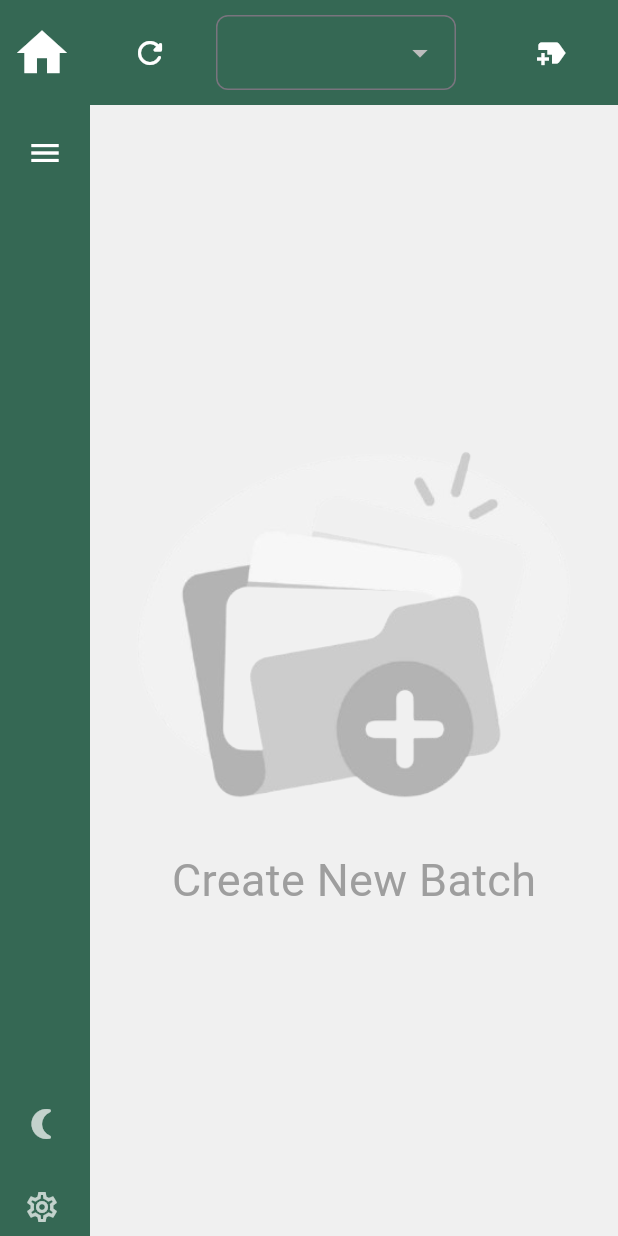
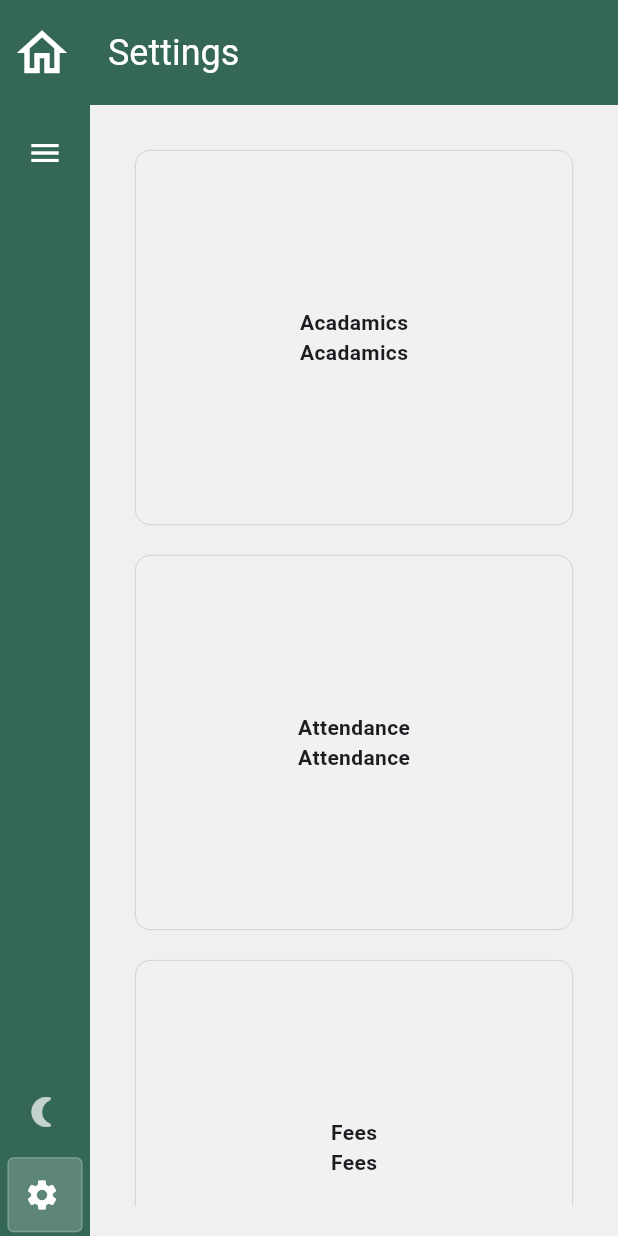
Before and after one commit to AswinKalathil/one-zero-sms, a Flutter app: the screen it shows after launch, after a tap on the "menu" icon, after a tap on the "menu open" icon, after a tap on the "settings" icon, on a phone screen of 412 x 824 dp. Run offline on Flutter 3.47's test engine with Material 3 defaults, Android fonts, the phone set to English and light mode, and no system bars; our stand-ins replace flutter_screenutil, sqflite_common_ffi, stroke_text, syncfusion_flutter_charts; missing offline and left inert: flutter_radar_chart, mysql1; accounts and stored records are empty; Roboto replaces fonts that are missing (Revue, revue).

Commit message:
fixed side bar issues, added settings

```diff
--- a/lib/constants.dart
+++ b/lib/constants.dart
@@ -501,30 +501,29 @@ List<Map<String, Object>> streamSubjectDataList = [
   {'stream_id': 16, 'subject_id': 63},
 ];
 
-String createQuery = '''
-  CREATE TABLE IF NOT EXISTS class_table (
-  id INTEGER AUTO_INCREMENT PRIMARY KEY ,
+String createQuery = '''  CREATE TABLE IF NOT EXISTS class_table (
+  id INTEGER PRIMARY KEY AUTOINCREMENT,
   class_name VARCHAR(32) NOT NULL,
   academic_year VARCHAR(32) NOT NULL,
   section VARCHAR(32) NOT NULL
 );
 
 CREATE TABLE IF NOT EXISTS stream_table (
-  id INTEGER AUTO_INCREMENT PRIMARY KEY ,
+  id INTEGER PRIMARY KEY AUTOINCREMENT,
   stream_name VARCHAR(32) NOT NULL,
   class_id INTEGER,
   FOREIGN KEY (class_id) REFERENCES class_table(id) ON DELETE CASCADE
 );
 
 CREATE TABLE IF NOT EXISTS subject_table (
-  id INTEGER AUTO_INCREMENT PRIMARY KEY ,
+  id INTEGER PRIMARY KEY AUTOINCREMENT,
   subject_name VARCHAR(32) NOT NULL,
   class_id INTEGER,
   FOREIGN KEY (class_id) REFERENCES class_table(id) ON DELETE CASCADE
 );
 
 CREATE TABLE IF NOT EXISTS stream_subjects_table (
-  id INTEGER AUTO_INCREMENT PRIMARY KEY ,
+  id INTEGER PRIMARY KEY AUTOINCREMENT,
   stream_id INTEGER,
   subject_id INTEGER,
   FOREIGN KEY (stream_id) REFERENCES stream_table(id) ON DELETE CASCADE,
@@ -532,7 +531,7 @@ String createQuery = '''
 );
 
 CREATE TABLE IF NOT EXISTS student_table (
-  id INTEGER PRIMARY KEY ,
+  id INTEGER PRIMARY KEY AUTOINCREMENT,
   student_name VARCHAR(32) NOT NULL,
   photo_id VARCHAR(32),
   parent_phone VARCHAR(32),
@@ -543,7 +542,7 @@ String createQuery = '''
 );
 
 CREATE TABLE IF NOT EXISTS test_table (
-  id INTEGER PRIMARY KEY ,
+  id INTEGER PRIMARY KEY AUTOINCREMENT,
   subject_id INTEGER,
   topic VARCHAR(32),
   max_mark INTEGER,
@@ -552,7 +551,7 @@ String createQuery = '''
 );
 
 CREATE TABLE IF NOT EXISTS test_score_table (
-  id INTEGER PRIMARY KEY AUTO_INCREMENT,
+  id INTEGER PRIMARY KEY AUTOINCREMENT,
   score INTEGER,
   student_id INTEGER,
   test_id INTEGER,
@@ -560,7 +559,7 @@ String createQuery = '''
   FOREIGN KEY (test_id) REFERENCES test_table(id) ON DELETE CASCADE
 );
 
-CREATE VIEW student_grade_view AS
+CREATE VIEW IF NOT EXISTS student_grade_view AS
 SELECT
   s.id AS student_id,
   s.student_name,
@@ -577,7 +576,4 @@ LEFT JOIN class_table c ON st.class_id = c.id
 LEFT JOIN test_score_table ts ON s.id = ts.student_id
 LEFT JOIN test_table t ON ts.test_id = t.id
 LEFT JOIN subject_table sub ON t.subject_id = sub.id;
-
-
-
 ''';
--- a/lib/database_helper.dart
+++ b/lib/database_helper.dart
@@ -21,6 +21,7 @@ class DatabaseHelper {
 
   Future<Database> _initDatabase() async {
     String path = join(await getDatabasesPath(), 'one_zero_sqlite_db_file.db');
+    print("Database path: $path");
 
     // Open the database and enable foreign key support
     var db = await openDatabase(
--- a/lib/main.dart
+++ b/lib/main.dart
@@ -9,6 +9,7 @@ import 'package:one_zero/dataEntry.dart';
 import 'package:flutter_screenutil/flutter_screenutil.dart';
 import 'package:sqflite_common_ffi/sqflite_ffi.dart';
 import 'package:stroke_text/stroke_text.dart';
+import 'dart:async';
 
 void main() async {
   // Initialize the FFI
@@ -80,7 +81,8 @@ class MyHomePage extends StatefulWidget {
   _MyHomePageState createState() => _MyHomePageState();
 }
 
-class _MyHomePageState extends State<MyHomePage> {
+class _MyHomePageState extends State<MyHomePage>
+    with SingleTickerProviderStateMixin {
   final GlobalKey<ScaffoldState> _scaffoldKey = GlobalKey<ScaffoldState>();
   DatabaseHelper _dbHelper = DatabaseHelper();
   int _pageNumber = 0;
@@ -89,19 +91,27 @@ class _MyHomePageState extends State<MyHomePage> {
   int _classCount = 0;
   bool _isMenuExpanded = false;
   bool _isClassTablesInitialized = false;
+  List<Map<String, dynamic>> _classes = [];
+  List<String> _academicYears = [];
+  String _selectdAcadamicYear = '';
+  late AnimationController _animationController;
+  bool _isSyncing = false;
   List<String> appBarTitle = [
     'Class Rooms',
-    'Class Details',
-    'Add Students',
-    'Reports',
-    'Exam Entry',
-    'Settings'
+    'Reports for ',
+    'Add Students to',
+    'not used',
+    'Exam Entry for ',
+    'Settings',
   ];
-
-  List<Map<String, dynamic>> _classes = [];
 
   @override
   void initState() {
+    _animationController = AnimationController(
+      vsync: this,
+      duration: Duration(seconds: 2), // Duration for one complete rotation
+    );
+    _startSync();
     _loadYears();
     _loadClasess();
     super.initState();
@@ -131,16 +141,15 @@ class _MyHomePageState extends State<MyHomePage> {
         'Class Rooms',
         'Reports for ${_classes[_selectedClass_index]['class_name']}',
         'Add Students to ${_classes[_selectedClass_index]['class_name']}',
+        'not used',
+        'Exam Entry for ${_classes[_selectedClass_index]['class_name']}',
         'Settings',
-        'Exam Entry for ${_classes[_selectedClass_index]['class_name']}',
       ];
       _classes;
       _classCount = _classes.length;
     });
   }
 
-  List<String> _academicYears = [];
-  String _selectdAcadamicYear = '';
   void newYearDialog() async {
     TextEditingController textFieldController = TextEditingController();
     textFieldController.text =
@@ -211,8 +220,29 @@ class _MyHomePageState extends State<MyHomePage> {
   }
 
   @override
+  void dispose() {
+    _animationController.dispose();
+    super.dispose();
+  }
+
+  Future<void> _startSync() async {
+    setState(() {
+      _isSyncing = true;
+    });
+
+    _animationController.repeat(); // Start the spinning animation
+
+    // Simulate a sync operation (replace this with actual sync logic)
+    await Future.delayed(Duration(seconds: 3));
+
+    _animationController.stop(); // Stop the animation
+    setState(() {
+      _isSyncing = false;
+    });
+  }
+
+  @override
   Widget build(BuildContext context) {
-    bool _isDarkMode = Theme.of(context).brightness == Brightness.dark;
     if (!_isClassTablesInitialized) _loadClasess();
 
     return Scaffold(
@@ -239,11 +269,18 @@ class _MyHomePageState extends State<MyHomePage> {
           backgroundColor: Theme.of(context).primaryColor,
           actions: switch (_pageNumber) {
             0 => [
-                IconButton(
-                  icon: Icon(Icons.refresh_rounded, color: Colors.white),
-                  onPressed: () {
-                    setState(() {});
-                  },
+                Padding(
+                  padding: EdgeInsets.only(right: 16.0),
+                  child: RotationTransition(
+                    turns: _animationController,
+                    child: IconButton(
+                      icon: Icon(Icons.sync, color: Colors.white),
+                      onPressed: _isSyncing
+                          ? null
+                          : _startSync, // Disable button during sync
+                      tooltip: 'Sync data',
+                    ),
+                  ),
                 ),
                 Container(
                     color: Theme.of(context).primaryColor,
@@ -297,11 +334,18 @@ class _MyHomePageState extends State<MyHomePage> {
                 ),
               ],
             1 => [
-                IconButton(
-                  icon: Icon(Icons.refresh_rounded, color: Colors.white),
-                  onPressed: () {
-                    setState(() {});
-                  },
+                Padding(
+                  padding: EdgeInsets.only(right: 16.0),
+                  child: RotationTransition(
+                    turns: _animationController,
+                    child: IconButton(
+                      icon: Icon(Icons.sync, color: Colors.white),
+                      onPressed: _isSyncing
+                          ? null
+                          : _startSync, // Disable button during sync
+                      tooltip: 'Sync data',
+                    ),
+                  ),
                 ),
                 SizedBox(
                   width: 200,
@@ -385,8 +429,7 @@ class _MyHomePageState extends State<MyHomePage> {
             child: Column(
               crossAxisAlignment: CrossAxisAlignment.start,
               children: [
-                _pageNumber == 0
-                    ? Padding(
+                Padding(
                   padding: const EdgeInsets.all(8.0),
                   child: IconButton(
                     icon: _isMenuExpanded
@@ -400,37 +443,9 @@ class _MyHomePageState extends State<MyHomePage> {
                       });
                     },
                   ),
-                      )
-                    : SizedBox(),
-                Container(
-                  // color: Colors.amber,
-                  height: MediaQuery.of(context).size.height - 126,
-                  child: Column(
-                    mainAxisAlignment: MainAxisAlignment.spaceBetween,
-                    children: [
-                      _pageNumber > 0
-                          ? SizedBox(
-                              child: Column(
-                                crossAxisAlignment: CrossAxisAlignment.start,
-                                children: [
-                                  Padding(
-                                    padding: const EdgeInsets.all(8.0),
-                                    child: IconButton(
-                                      icon: _isMenuExpanded
-                                          ? Icon(Icons.menu_open,
-                                              color: Colors.white)
-                                          : Icon(Icons.menu,
-                                              color: Colors.white),
-                                      onPressed: () {
-                                        setState(() {
-                                          super.setState(() {
-                                            _isMenuExpanded = !_isMenuExpanded;
-                                          });
-                                        });
-                                      },
                 ),
-                                  ),
-                                  CustomDrawerItem(
+                _pageNumber != 0 && _pageNumber != 5
+                    ? CustomDrawerItem(
                         icon: Icons.analytics_outlined,
                         selectedIcon: Icons.analytics,
                         label: 'Reports',
@@ -442,8 +457,10 @@ class _MyHomePageState extends State<MyHomePage> {
                           });
                         },
                         isMenuExpanded: _isMenuExpanded,
-                                  ),
-                                  CustomDrawerItem(
+                      )
+                    : SizedBox(),
+                _pageNumber != 0 && _pageNumber != 5
+                    ? CustomDrawerItem(
                         icon: Icons.group_add_outlined,
                         selectedIcon: Icons.group_add_rounded,
                         label: 'Add Students',
@@ -456,8 +473,10 @@ class _MyHomePageState extends State<MyHomePage> {
                           });
                         },
                         isMenuExpanded: _isMenuExpanded,
-                                  ),
-                                  CustomDrawerItem(
+                      )
+                    : SizedBox(),
+                _pageNumber != 0 && _pageNumber != 5
+                    ? CustomDrawerItem(
                         icon: Icons.add_box_outlined,
                         selectedIcon: Icons.add_box,
                         label: 'Exam Entry',
@@ -469,16 +488,9 @@ class _MyHomePageState extends State<MyHomePage> {
                           });
                         },
                         isMenuExpanded: _isMenuExpanded,
-                                  ),
-                                ],
-                              ),
                       )
-                          : SizedBox(
-                              height: 0,
-                            ),
-                      SizedBox(
-                        child: Column(
-                          children: [
+                    : SizedBox(),
+                Spacer(),
                 CustomDrawerItem(
                     icon: widget.isDarkMode
                         ? Icons.wb_sunny
@@ -501,21 +513,13 @@ class _MyHomePageState extends State<MyHomePage> {
                   selectedPage: _pageNumber,
                   onTap: () {
                     setState(() {
-                                  _pageNumber = 0;
+                      _pageNumber = 5;
                     });
                   },
                   isMenuExpanded: _isMenuExpanded,
                 ),
               ],
             ),
-                      ),
-                    ],
-                  ),
-                ),
-              ],
-            ),
-
-            // Add more ListTile widgets for other menu items
           ),
           Expanded(
               child: switch (_pageNumber) {
@@ -531,7 +535,7 @@ class _MyHomePageState extends State<MyHomePage> {
                 classes: _classes,
                 isMenuExpanded: _isMenuExpanded,
               ),
-            // 6 => _addNewExam(context, setState),
+            5 => _buildSettings(context),
 
             // TODO: Handle this case.
             int() => throw UnimplementedError(),
@@ -552,83 +556,56 @@ class _MyHomePageState extends State<MyHomePage> {
     Icons.currency_rupee_rounded,
   ];
   String _appMode = 'Acadamics';
-  // Widget _buildHome(BuildContext context) {
-  //   return Center(
-  //     child: Container(
-  //       width: 500,
-  //       height: 500,
-  //       margin: EdgeInsets.all(20),
-  //       child: Center(
-  //         child: Column(
-  //           mainAxisAlignment: MainAxisAlignment.start,
-  //           crossAxisAlignment: CrossAxisAlignment.start,
-  //           children: [
-  //             Expanded(
-  //               child: GridView.builder(
-  //                 gridDelegate: const SliverGridDelegateWithFixedCrossAxisCount(
-  //                   crossAxisCount: 3, // Number of cards in a row
-  //                   childAspectRatio:
-  //                       1, // Width/height ratio of the cards (1 for square)
-  //                   crossAxisSpacing: 20,
-  //                   mainAxisSpacing: 20,
-  //                 ),
-  //                 itemCount: _menuOptions.length,
-  //                 itemBuilder: (context, index) {
-  //                   return Align(
-  //                     alignment: Alignment.topLeft,
-  //                     child: MouseRegion(
-  //                       cursor: SystemMouseCursors.click,
-  //                       child: GestureDetector(
-  //                         onTap: () {
-  //                           setState(() {
-  //                             _appMode = _menuOptions[index];
-  //                           });
-  //                         },
-  //                         child: Container(
-  //                           decoration: BoxDecoration(
-  //                             color: Theme.of(context).cardColor,
-  //                             borderRadius: BorderRadius.circular(10),
-  //                             border: Border.all(
-  //                               color: Colors.grey.withOpacity(.5),
-  //                               width: .5,
-  //                             ),
-  //                             boxShadow: [
-  //                               BoxShadow(
-  //                                 color: Colors.grey.withOpacity(.5),
-  //                                 blurRadius: 5,
-  //                                 offset: Offset(2, 2),
-  //                               ),
-  //                             ],
-  //                           ),
-  //                           child: Column(
-  //                             mainAxisAlignment: MainAxisAlignment.center,
-  //                             children: [
-  //                               Icon(
-  //                                 _menuIcons[index],
-  //                                 size: 50,
-  //                               ),
-  //                               Center(
-  //                                 child: Text(
-  //                                   _menuOptions[index],
-  //                                   style:
-  //                                       TextStyle(fontWeight: FontWeight.bold),
-  //                                 ),
-  //                               ),
-  //                             ],
-  //                           ),
-  //                         ),
-  //                       ),
-  //                     ),
-  //                   );
-  //                 },
-  //               ),
-  //             ),
-  //           ],
-  //         ),
-  //       ),
-  //     ),
-  //   );
-  // }
+  Widget _buildSettings(BuildContext context) {
+    return Center(
+      child: Container(
+        width: 900,
+        height: 1000,
+        margin: EdgeInsets.all(20),
+        child: Center(
+          child: Column(
+            mainAxisAlignment: MainAxisAlignment.start,
+            crossAxisAlignment: CrossAxisAlignment.start,
+            children: [
+              Expanded(
+                child: ListView.builder(
+                  itemCount: _menuOptions.length,
+                  itemBuilder: (context, index) {
+                    return Container(
+                      padding: EdgeInsets.all(20),
+                      margin: EdgeInsets.all(10),
+                      height: 250,
+                      decoration: BoxDecoration(
+                        color: Theme.of(context).canvasColor,
+                        borderRadius: BorderRadius.circular(10),
+                        border: Border.all(
+                          color: Colors.grey.withOpacity(.5),
+                          width: .5,
+                        ),
+                      ),
+                      child: Column(
+                        mainAxisAlignment: MainAxisAlignment.center,
+                        children: [
+                          Text(
+                            _menuOptions[index],
+                            style: TextStyle(fontWeight: FontWeight.bold),
+                          ),
+                          Text(
+                            _menuOptions[index],
+                            style: TextStyle(fontWeight: FontWeight.bold),
+                          ),
+                        ],
+                      ),
+                    );
+                  },
+                ),
+              ),
+            ],
+          ),
+        ),
+      ),
+    );
+  }
 
   Widget _buildClassPage({int index = 0, bool isDedicatedPage = true}) {
     return (_isClassTablesInitialized)
```
Also changed, not shown: lib/INSERT.txt (+89 -0 lines), 1 other file. Lines whose indentation alone changed are shown as unchanged.
